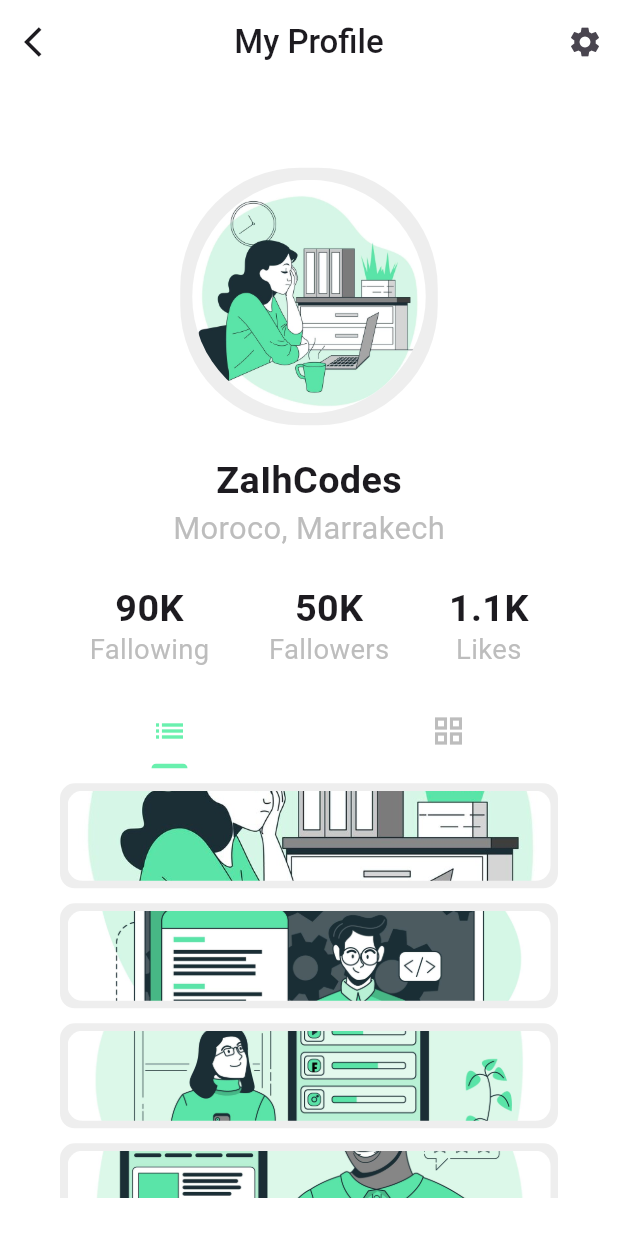
After one commit to zaihcodes/Flutter, a Flutter app: the ProfileScreen screen opened directly, on a phone screen of 412 x 824 dp. The commit adds this screen. Run offline on Flutter 3.47's test engine with Material 3 defaults, Android fonts, the phone set to English and light mode, and no system bars; our stand-ins replace flutter_screenutil, simple_animations.

Commit message:
Added the profile screen

```diff
--- /dev/null
+++ b/portfolio_app/lib/core/constants.dart
@@ -0,0 +1,4 @@
+class Constants {
+  static List<String> images =
+      List.generate(5, (index) => 'assets/images/green_ai_$index.jpg');
+}
--- /dev/null
+++ b/portfolio_app/lib/screens/profile_screen.dart
@@ -0,0 +1,174 @@
+import 'package:flutter/material.dart';
+import 'package:flutter_screenutil/flutter_screenutil.dart';
+import 'package:portfolio_app/core/constants.dart';
+
+class ProfileScreen extends StatelessWidget {
+  const ProfileScreen({super.key});
+
+  @override
+  Widget build(BuildContext context) {
+    return Scaffold(
+      backgroundColor: Colors.white,
+      appBar: AppBar(
+        backgroundColor: Colors.white,
+        centerTitle: true,
+        title: const Text(
+          'My Profile',
+          style: TextStyle(fontWeight: FontWeight.w500),
+        ),
+        leading: const Icon(
+          Icons.arrow_back_ios,
+        ),
+        actions: [
+          GestureDetector(
+            onTap: () {},
+            child: const Icon(Icons.settings),
+          ),
+          const SizedBox(
+            width: 10,
+          )
+        ],
+      ),
+      body: SingleChildScrollView(
+        child: Container(
+          width: double.infinity,
+          padding: const EdgeInsets.all(20.0),
+          child: Column(
+            crossAxisAlignment: CrossAxisAlignment.center,
+            children: [
+              SizedBox(
+                height: 30.h,
+              ),
+              Container(
+                width: 150.w,
+                height: 150.w,
+                padding: const EdgeInsets.all(8),
+                decoration: BoxDecoration(
+                  color: Colors.grey.shade200,
+                  borderRadius: BorderRadius.circular(80),
+                ),
+                child: ClipRRect(
+                  borderRadius: BorderRadius.circular(80),
+                  child: Image.asset('assets/images/green_ai_0.jpg'),
+                ),
+              ),
+              SizedBox(
+                height: 15.h,
+              ),
+              Text(
+                'ZaIhCodes',
+                style: TextStyle(fontSize: 22.sp, fontWeight: FontWeight.bold),
+              ),
+              Text(
+                'Moroco, Marrakech',
+                style: TextStyle(fontSize: 18.sp, color: Colors.grey.shade400),
+              ),
+              SizedBox(
+                height: 20.h,
+              ),
+              Row(
+                mainAxisAlignment: MainAxisAlignment.spaceEvenly,
+                children: [
+                  _profileState('90K', 'Fallowing'),
+                  _profileState('50K', 'Fallowers'),
+                  _profileState('1.1K', 'Likes')
+                ],
+              ),
+              SizedBox(
+                height: 15.h,
+              ),
+              SizedBox(
+                height: 280.h,
+                child: DefaultTabController(
+                    length: 2,
+                    child: Column(
+                      children: [
+                        TabBar(
+                          dividerColor: Colors.transparent,
+                          labelColor: Colors.greenAccent,
+                          unselectedLabelColor: Colors.grey.shade400,
+                          indicatorColor: Colors.greenAccent,
+                          tabs: const [
+                            Tab(
+                              child: Icon(Icons.list),
+                            ),
+                            Tab(
+                              child: Icon(Icons.grid_view),
+                            ),
+                          ],
+                        ),
+                        Expanded(
+                          child: Container(
+                            padding: const EdgeInsets.symmetric(horizontal: 20),
+                            margin: const EdgeInsets.only(top: 10),
+                            child: TabBarView(children: [
+                              ListView.separated(
+                                  // physics: const NeverScrollableScrollPhysics(),
+                                  itemCount: Constants.images.length,
+                                  separatorBuilder: (context, index) =>
+                                      const SizedBox(
+                                        height: 10,
+                                      ),
+                                  itemBuilder: (context, index) {
+                                    final image = Constants.images[index];
+                                    return _postCart(image);
+                                  }),
+                              GridView.builder(
+                                  itemCount: Constants.images.length,
+                                  gridDelegate:
+                                      const SliverGridDelegateWithFixedCrossAxisCount(
+                                          crossAxisCount: 3,
+                                          mainAxisSpacing: 10,
+                                          crossAxisSpacing: 10,
+                                          childAspectRatio: 1),
+                                  itemBuilder: (context, index) {
+                                    final image = Constants.images[index];
+                                    return _postCart(image);
+                                  })
+                            ]),
+                          ),
+                        )
+                      ],
+                    )),
+              ),
+            ],
+          ),
+        ),
+      ),
+    );
+  }
+
+  Widget _profileState(String number, String text) {
+    return Column(
+      children: [
+        Text(
+          number,
+          style: TextStyle(
+              fontSize: 22.sp, fontWeight: FontWeight.bold, height: 1.2),
+        ),
+        Text(
+          text,
+          style: TextStyle(fontSize: 16.sp, color: Colors.grey.shade400),
+        ),
+      ],
+    );
+  }
+
+  Widget _postCart(String image) {
+    return Container(
+      height: 70,
+      padding: const EdgeInsets.all(5),
+      decoration: BoxDecoration(
+        color: Colors.grey.shade200,
+        borderRadius: BorderRadius.circular(10),
+      ),
+      child: ClipRRect(
+        borderRadius: BorderRadius.circular(10),
+        child: Image.asset(
+          image,
+          fit: BoxFit.cover,
+        ),
+      ),
+    );
+  }
+}
--- a/portfolio_app/pubspec.yaml
+++ b/portfolio_app/pubspec.yaml
@@ -35,6 +35,7 @@ dependencies:
   # The following adds the Cupertino Icons font to your application.
   # Use with the CupertinoIcons class for iOS style icons.
   cupertino_icons: ^1.0.6
+  flutter_screenutil: ^5.9.3
 
 dev_dependencies:
   flutter_test:
```
Also changed, not shown: portfolio_app/lib/main.dart (+10 -157 lines), portfolio_app/lib/screens/home_screen.dart (added, +162 -0 lines), portfolio_app/pubspec.lock.
